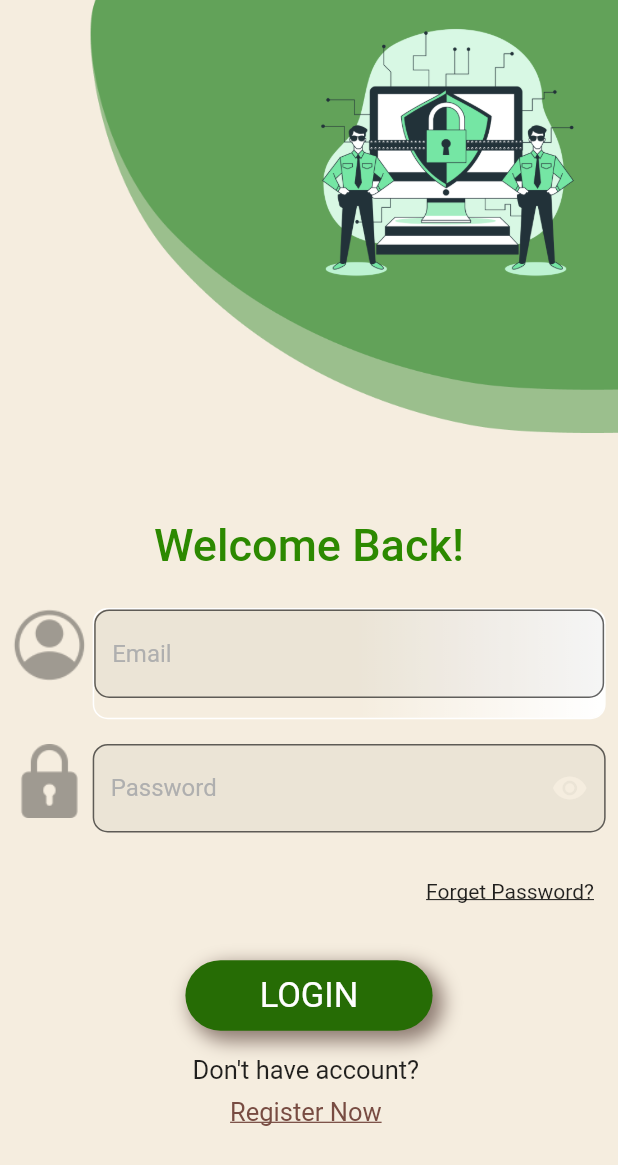
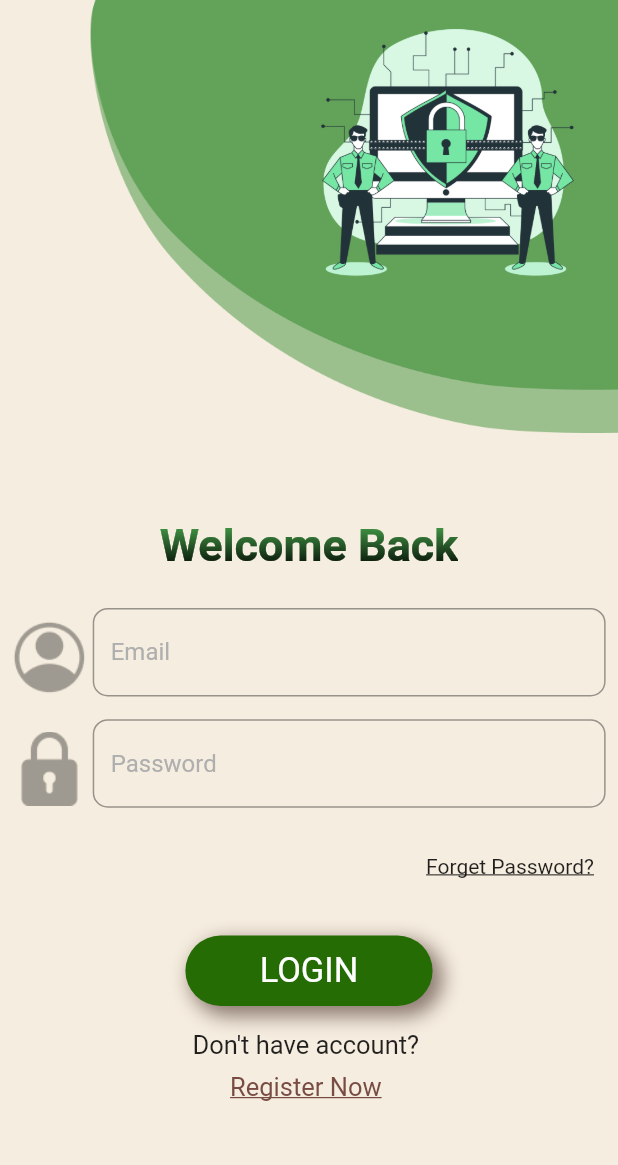
Before and after one commit to manas1410/Meraki, a Flutter app: the screen it shows after launch, on a phone screen of 412 x 824 dp. Shown: the top 1165 px of the screen. Run offline on Flutter 3.47's test engine with Material 2 defaults, Android fonts, the phone set to English and light mode, and no system bars; drawn by our look-alikes of simple_gradient_text; our stand-ins replace avatar_glow, cloud_firestore, firebase_auth, firebase_core, shared_preferences, speech_to_text; missing offline and left inert: animated_button, highlight_text, translator; accounts and stored records are empty; Roboto replaces fonts that are missing (Montserrat).

Commit message:
Login Page Some minor changes

```diff
--- a/lib/Screens/login_screen.dart
+++ b/lib/Screens/login_screen.dart
@@ -7,6 +7,7 @@
 import 'package:meraki/services/auth.dart';
 import 'package:meraki/services/database.dart';
 import 'package:meraki/widget/widgets.dart';
+import 'package:simple_gradient_text/simple_gradient_text.dart';
 
 import 'chatsRoomScreen.dart';
 
@@ -118,19 +119,38 @@
                         alignment: Alignment.center,
                         child: Container(
                           padding: EdgeInsets.symmetric(horizontal: 16, vertical: 8),
-                          child: Text(
-                            "Welcome Back!",
-                            style: welcomeback(),
-
+                          child: GradientText(
+                            'Welcome Back',
+                            style: TextStyle(
+                              fontSize: 30.0,
+                              fontWeight: FontWeight.w600
+                            ),
+                            gradientType: GradientType.linear,
+                            gradientDirection: GradientDirection.ttb,
+                            radius: .4,
+                            colors: [
+                              Colors.green,
+                              Colors.black,
+                            ],
                           ),
                         )),
                         SizedBox(height: MediaQuery.of(context).size.height*0.02,),
                         Wrap(
+
                           children: [
+                            Column(
+                                children:[
+                                  SizedBox(
+                                    height: MediaQuery.of(context).size.height*0.01,
+                                  ),
                                   Container(
-                              child: Image.asset("assets/images/user.png",
-                                height: MediaQuery.of(context).size.height*0.06,
+                                    child:
+                                    Image.asset("assets/images/user.png",
+                                      height:  MediaQuery.of(context).size.height*0.06,
                                     ),
+
+                                  ),
+                                ]
                             ),
                             SizedBox(
                               width: MediaQuery.of(context).size.width*0.01,
@@ -153,44 +173,31 @@
                                 border: OutlineInputBorder(
                                   borderRadius: BorderRadius.circular(10.0),
                                 ),
-                                  filled: true,
+                                  //filled: true,
                                   hintStyle: TextStyle(color: Color.fromRGBO(175, 175, 175, 1))
 
                               ),
                           ),
-                                decoration: BoxDecoration(
-                                  borderRadius : BorderRadius.only(
-                                    topLeft: Radius.circular(10),
-                                    topRight: Radius.circular(10),
-                                    bottomLeft: Radius.circular(10),
-                                    bottomRight: Radius.circular(10),
-                                  ),
 
-                                border : Border.all(
-                            color: Color.fromRGBO(255, 255, 255, 1),
-                              width: 1,
-                              ),
-                                  gradient : LinearGradient(
-                                      begin: Alignment(0.9759286642074585,-0.02407137304544449),
-                                      end: Alignment(0.024071374908089638,0.024071384221315384),
-                                      colors: [Color.fromRGBO(255, 255, 255, 1),Color.fromRGBO(255, 255, 255, 0)]
-                                  ),
-                                ),
                             ),
                           ]
                         ),
-                    SizedBox(
-                      height: MediaQuery.of(context).size.height*0.02,
-                    ),
+
                 Wrap(
                   children: [
+                    Column(
+                      children:[
+                        SizedBox(
+                          height: MediaQuery.of(context).size.height*0.01,
+                        ),
                         Container(
-
                         child:
                         Image.asset("assets/images/pass.png",
                           height:  MediaQuery.of(context).size.height*0.06,
                         ),
 
+                      ),
+                      ]
                     ),
                     SizedBox(
                       width: MediaQuery.of(context).size.width*0.01,
@@ -221,7 +228,7 @@
                             border: OutlineInputBorder(
                               borderRadius: BorderRadius.circular(10.0),
                             ),
-                            filled: true,
+                            //filled: true,
                             hintStyle: TextStyle(color: Color.fromRGBO(175, 175, 175, 1))
 
                         ),
--- a/lib/widget/widgets.dart
+++ b/lib/widget/widgets.dart
@@ -53,7 +53,7 @@
       icon: Icon(Icons.arrow_back, color: Colors.black),
       onPressed:()=>
           WidgetsBinding.instance?.addPostFrameCallback((_) {
-            Navigator.push(context, MaterialPageRoute(builder: (_) => ChatRoom()));
+            Navigator.pushReplacement(context, MaterialPageRoute(builder: (_) => ChatRoom()));
           }),
     ),
     shape: RoundedRectangleBorder(
--- a/pubspec.yaml
+++ b/pubspec.yaml
@@ -40,6 +40,7 @@
   animated_button: ^0.2.0
   translate: ^1.0.0
   translator: ^0.1.7
+  simple_gradient_text: ^1.2.3
 
 
 flutter_icons:
```
Also changed, not shown: pubspec.lock. Lines whose indentation alone changed are shown as unchanged.
